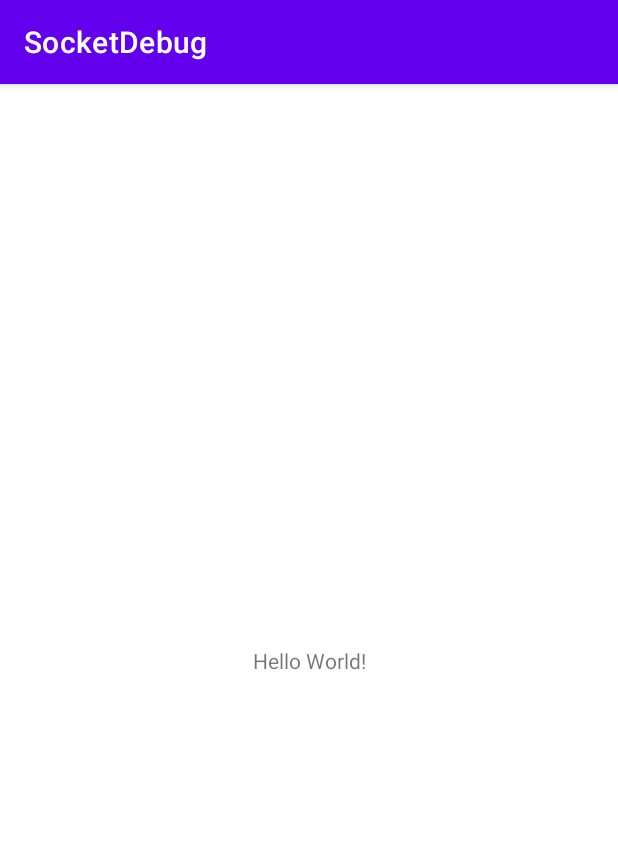
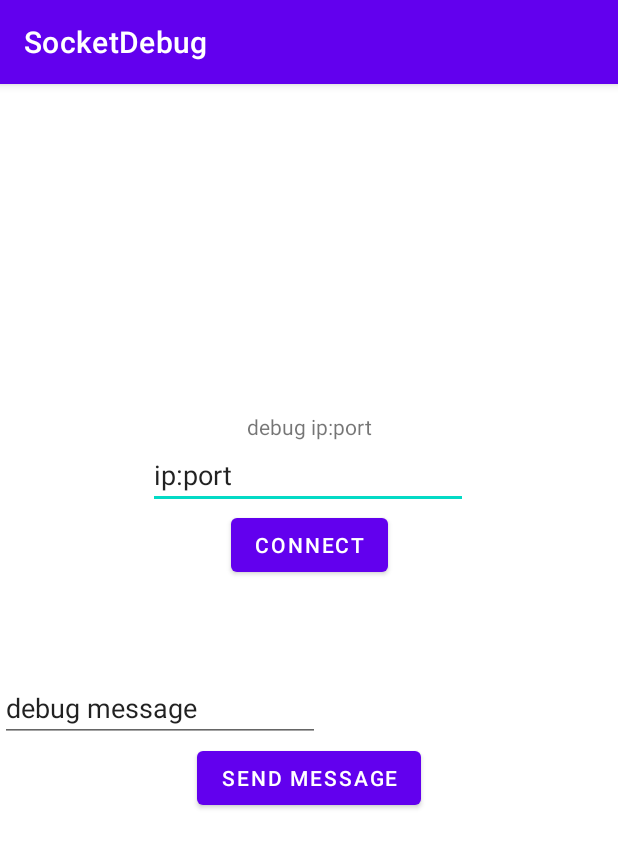
Before and after one commit to kadytoast/mavicmini, an Android app: the screen it shows after launch (MainActivity), on a phone screen of 412 x 824 dp. Shown: the top 848 px of the screen. Run offline under Robolectric (Android 15) with nearby library versions, the phone set to English and light mode, and no system bars; libraries missing offline, so code that uses them is left out: io.socket.client, io.socket.emitter.

Commit message:
untested commit of socket debug testing app

```diff
--- a/testing/SocketDebug/app/build.gradle
+++ b/testing/SocketDebug/app/build.gradle
@@ -35,4 +35,7 @@ dependencies {
     testImplementation 'junit:junit:4.13.2'
     androidTestImplementation 'androidx.test.ext:junit:1.1.3'
     androidTestImplementation 'androidx.test.espresso:espresso-core:3.4.0'
+    implementation ('io.socket:socket.io-client:2.0.1') {
+        exclude group: 'org.json', module: 'json'
+    }
 }
--- a/testing/SocketDebug/app/src/main/res/layout/activity_main.xml
+++ b/testing/SocketDebug/app/src/main/res/layout/activity_main.xml
@@ -7,12 +7,56 @@
     tools:context=".MainActivity">
 
     <TextView
+        android:id="@+id/textView"
         android:layout_width="wrap_content"
         android:layout_height="wrap_content"
-        android:text="Hello World!"
+        android:text="debug ip:port"
         app:layout_constraintBottom_toBottomOf="parent"
         app:layout_constraintLeft_toLeftOf="parent"
         app:layout_constraintRight_toRightOf="parent"
-        app:layout_constraintTop_toTopOf="parent" />
+        app:layout_constraintTop_toTopOf="parent"
+        app:layout_constraintVertical_bias="0.292" />
+
+    <EditText
+        android:id="@+id/editText_debugaddress"
+        android:layout_width="wrap_content"
+        android:layout_height="wrap_content"
+        android:ems="10"
+        android:inputType="textPersonName"
+        android:text="ip:port"
+        app:layout_constraintEnd_toEndOf="parent"
+        app:layout_constraintHorizontal_bias="0.497"
+        app:layout_constraintStart_toStartOf="parent"
+        app:layout_constraintTop_toBottomOf="@+id/textView" />
+
+    <Button
+        android:id="@+id/btn_connect"
+        android:layout_width="wrap_content"
+        android:layout_height="wrap_content"
+        android:text="Connect"
+        app:layout_constraintEnd_toEndOf="parent"
+        app:layout_constraintStart_toStartOf="parent"
+        app:layout_constraintTop_toBottomOf="@+id/editText_debugaddress" />
+
+    <Button
+        android:id="@+id/btn_senddebug"
+        android:layout_width="wrap_content"
+        android:layout_height="wrap_content"
+        android:text="Send Message"
+        app:layout_constraintEnd_toEndOf="parent"
+        app:layout_constraintStart_toStartOf="parent"
+        app:layout_constraintTop_toBottomOf="@+id/editText_message" />
+
+    <EditText
+        android:id="@+id/editText_message"
+        android:layout_width="wrap_content"
+        android:layout_height="wrap_content"
+        android:ems="10"
+        android:inputType="textPersonName"
+        android:text="debug message"
+        app:layout_constraintBottom_toBottomOf="parent"
+        app:layout_constraintTop_toBottomOf="@+id/btn_connect"
+        app:layout_constraintVertical_bias="0.158"
+        tools:layout_editor_absoluteX="100dp" />
 
 </androidx.constraintlayout.widget.ConstraintLayout>
```
Also changed, not shown: testing/SocketDebug/app/src/main/java/com/mavicmini/socketdebug/MainActivity.java (+70 -1 lines), testing/SocketDebug/app/src/main/java/com/mavicmini/socketdebug/SocketDebug.java (added, +85 -0 lines).
